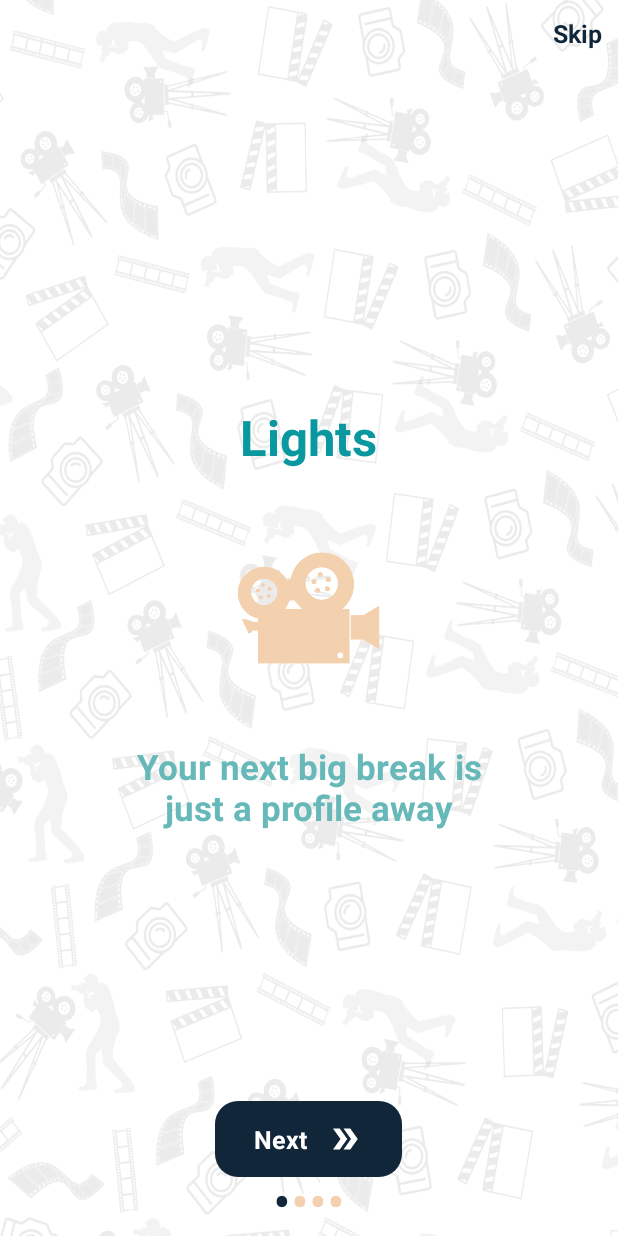
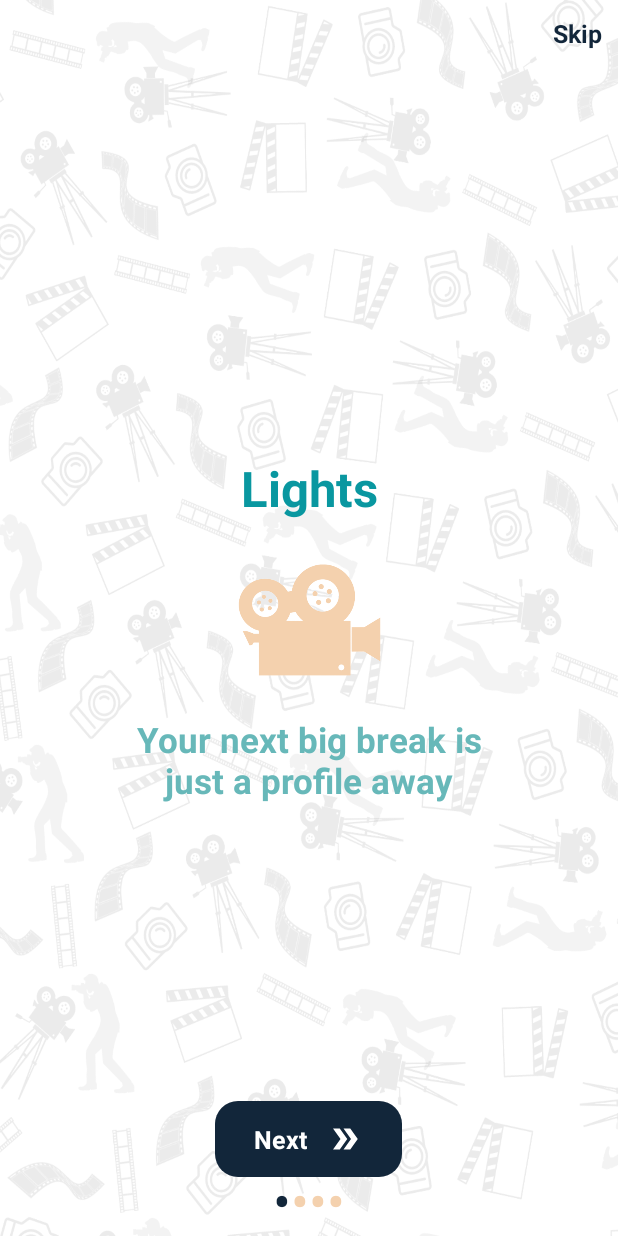
Before and after one commit to Zariya-101/zariya-android-app, an Android app: the WelcomeFragment screen opened through its navigation route, on a phone screen of 412 x 824 dp. Run offline under Robolectric (Android 15) with nearby library versions, the phone set to English and light mode, and no system bars; our stand-ins replace sdp/ssp sizes.

Commit message:
Comments resolved

```diff
--- a/app/src/main/java/com/zariya/zariya/auth/presentation/fragment/WelcomeFragment.kt
+++ b/app/src/main/java/com/zariya/zariya/auth/presentation/fragment/WelcomeFragment.kt
@@ -58,7 +58,7 @@ class WelcomeFragment : Fragment() {
             }
         }
         binding.btnSkip.setOnClickListener {
-
+           binding.viewPager.currentItem = 3
         }
     }
 
@@ -127,10 +127,12 @@ class WelcomeFragment : Fragment() {
                 binding.btnNext.setTextColor(resources.getColor(R.color.white))
                 binding.btnNext.setText(resources.getString(R.string.start))
                 binding.btnSkip.visibility = View.GONE
+                binding.btnNext.visibility=View.GONE
             } else {
                 // still pages are left
                 binding.btnNext.text = getString(R.string.next)
                 binding.btnSkip.visibility = View.VISIBLE
+                binding.btnNext.visibility=View.VISIBLE
             }
         }
 
--- a/app/src/main/res/layout/welcome_slide1.xml
+++ b/app/src/main/res/layout/welcome_slide1.xml
@@ -1,37 +1,44 @@
 <?xml version="1.0" encoding="utf-8"?>
 <androidx.constraintlayout.widget.ConstraintLayout
     xmlns:android="http://schemas.android.com/apk/res/android"
+    xmlns:app="http://schemas.android.com/apk/res-auto"
     android:layout_width="match_parent"
     android:layout_height="match_parent"
     android:id="@+id/mainlayout"
     android:background="@drawable/sliderbg">
 
-    <LinearLayout
-        android:layout_width="match_parent"
-        android:layout_height="match_parent"
-        android:gravity="center"
-        android:orientation="vertical">
+
     <TextView
         android:layout_width="wrap_content"
         android:layout_height="wrap_content"
         android:text="Lights"
+        android:textColor="@color/blue_500"
         android:textSize="@dimen/_25sdp"
         android:textStyle="bold"
-            android:textColor="@color/blue_500"
-            />
+        app:layout_constraintBottom_toTopOf="@+id/imageView"
+        app:layout_constraintEnd_toEndOf="parent"
+        app:layout_constraintStart_toStartOf="parent" />
+
     <ImageView
+        android:id="@+id/imageView"
         android:layout_width="@dimen/_100sdp"
         android:layout_height="@dimen/_100sdp"
-            android:layout_marginTop="@dimen/_20sdp"
-            android:src="@drawable/lights"/>
+        android:src="@drawable/lights"
+        app:layout_constraintBottom_toBottomOf="parent"
+        app:layout_constraintEnd_toEndOf="parent"
+        app:layout_constraintStart_toStartOf="parent"
+        app:layout_constraintTop_toTopOf="parent" />
+
     <TextView
         android:layout_width="@dimen/_200sdp"
         android:layout_height="wrap_content"
+        android:gravity="center"
+        android:text="@string/slder1"
+        android:textColor="@color/blue_400"
         android:textSize="@dimen/_18sdp"
-            android:textColor="@color/blue_400"
-            android:gravity="center"
         android:textStyle="bold"
-            android:text="@string/slder1"
-            android:layout_marginTop="@dimen/_20sdp"/>
-    </LinearLayout>
+        app:layout_constraintEnd_toEndOf="parent"
+        app:layout_constraintStart_toStartOf="parent"
+        app:layout_constraintTop_toBottomOf="@+id/imageView" />
+
 </androidx.constraintlayout.widget.ConstraintLayout>
```
Also changed, not shown: app/src/main/res/layout/welcome_slide2.xml (+16 -10 lines), app/src/main/res/layout/welcome_slide3.xml (+20 -14 lines), app/src/main/res/layout/welcome_slide4.xml (+15 -11 lines). Lines whose indentation alone changed are shown as unchanged.
